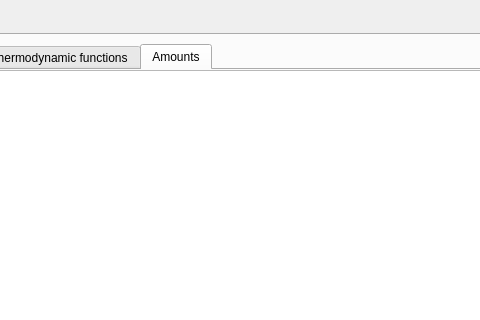
Qt form src/mainwindow.ui (alexonemore/atc) before a commit; both pictures show x 391 to 871 and y 0 to 320 of the 1138 by 675 pixel window.
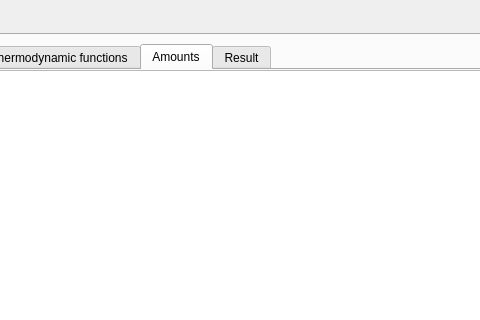
The same form after that commit. The open tabs and pages were chosen to show the change. Custom widgets are drawn as their Qt base class.

```diff
--- a/src/mainwindow.ui
+++ b/src/mainwindow.ui
@@ -371,6 +371,11 @@
             </item>
            </layout>
           </widget>
+          <widget class="QWidget" name="tab_6_Result">
+           <attribute name="title">
+            <string>Result</string>
+           </attribute>
+          </widget>
          </widget>
         </item>
        </layout>
```
Left out of the diff: 12 changed lines with no effect on the pictures.
